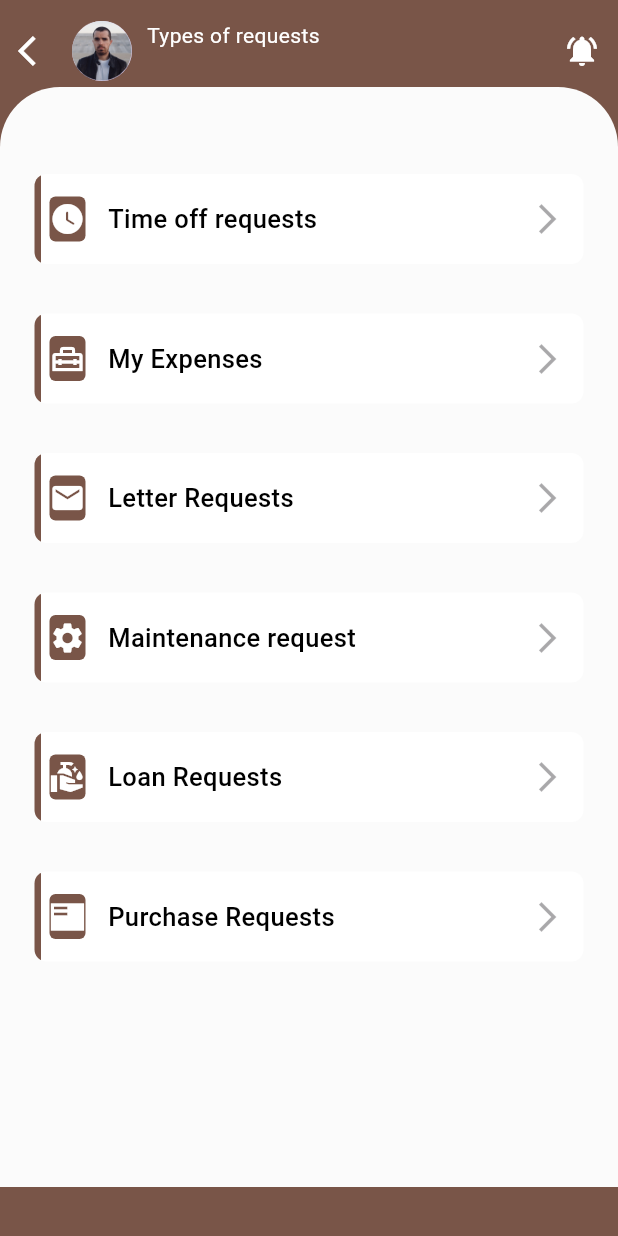
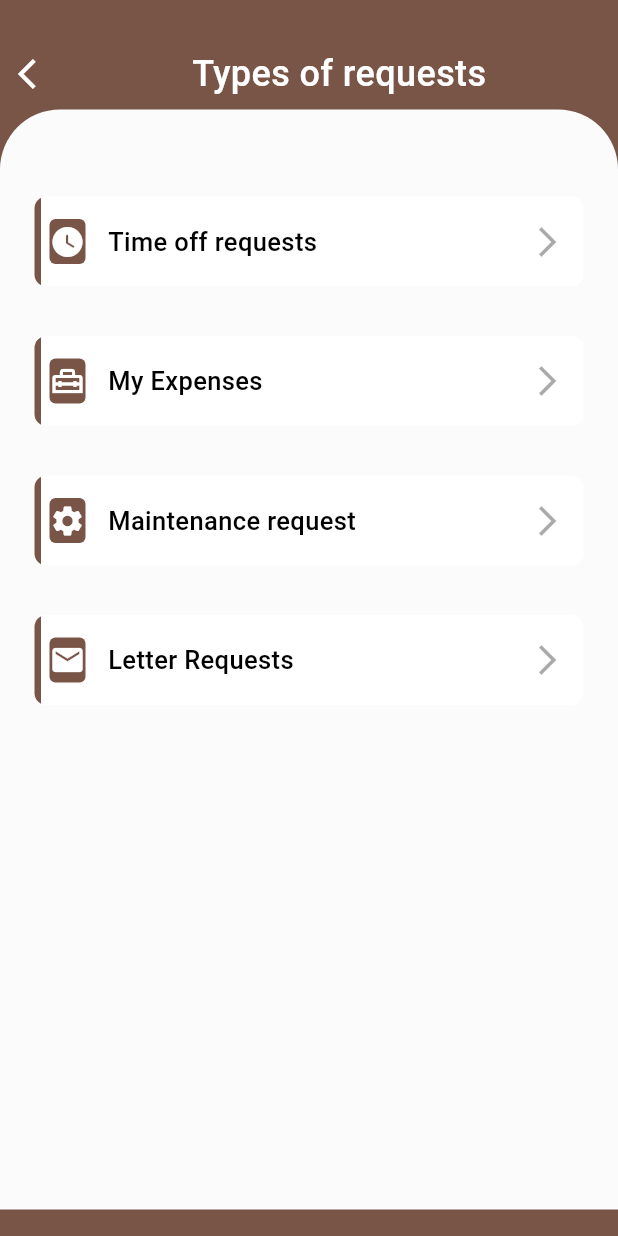
Before and after one commit to mahmoudrabie97/self_service_app, a Flutter app: the TypesOfRequestsPage screen opened directly, on a phone screen of 412 x 824 dp. Run offline on Flutter 3.47's test engine with Material 3 defaults, Android fonts, the phone set to English and light mode, and no system bars; our stand-ins replace bloc, date_picker_timeline, flutter_bloc, shared_preferences; accounts and stored records are empty; network calls fail.

Commit message:
Revert "edit types of requests"

```diff
--- a/lib/pages/employees/employees.dart
+++ b/lib/pages/employees/employees.dart
@@ -25,7 +25,7 @@ class CustomEmployeesBody extends StatelessWidget {
   Widget build(BuildContext context) {
     return ListView(
       children: [
-        CustomPersonalApbar(
+        CustomHomeApbar(
           title: '',
           subTitle: '',
         ),
--- a/lib/pages/home/widgets/homepagebody.dart
+++ b/lib/pages/home/widgets/homepagebody.dart
@@ -26,7 +26,7 @@ class _HomePageBodyState extends State<HomePageBody> {
     return SafeArea(
       child: Column(
         children: [
-           CustomPersonalApbar(
+           CustomHomeApbar(
             title: 'Mohamed Ahmed',
             subTitle: 'Accountant',
             icon: Icons.notifications_active,
--- a/lib/pages/profile_page/widgets/profile_body.dart
+++ b/lib/pages/profile_page/widgets/profile_body.dart
@@ -14,7 +14,7 @@ class ProfileBody extends StatelessWidget {
     return SafeArea(
       child: Column(
         children: [
-            CustomPersonalApbar(title: 'Mohammmed Ahmed', subTitle: 'Accountant', icon: Icons.notifications_active,
+            CustomHomeApbar(title: 'Mohammmed Ahmed', subTitle: 'Accountant', icon: Icons.notifications_active,
                ),
           Expanded(
             child: Padding(
--- a/lib/pages/types_of_request/widgets/custom_types_requests_main_container.dart
+++ b/lib/pages/types_of_request/widgets/custom_types_requests_main_container.dart
@@ -40,14 +40,6 @@ class CustomTypesRequestMainContainer extends StatelessWidget {
               height: 17,
             ),
             CustomIetmContainer(
-              icon: Icons.email,
-              text: 'Letter Requests',
-            ),
-
-            SizedBox(
-              height: 17,
-            ),
-            CustomIetmContainer(
               icon: Icons.settings,
               text: 'Maintenance request',
             ),
@@ -55,15 +47,8 @@ class CustomTypesRequestMainContainer extends StatelessWidget {
               height: 17,
             ),
             CustomIetmContainer(
-              icon: Icons.clean_hands_sharp,
-              text: 'Loan Requests',
-            ),
-            SizedBox(
-              height: 17,
-            ),
-            CustomIetmContainer(
-              icon: Icons.featured_play_list_sharp,
-              text: 'Purchase Requests',
+              icon: Icons.email,
+              text: 'Letter Requests',
             ),
           ],
         ),
--- a/lib/pages/types_of_request/widgets/types_of_requests_body.dart
+++ b/lib/pages/types_of_request/widgets/types_of_requests_body.dart
@@ -1,7 +1,6 @@
 import 'package:flutter/material.dart';
 
 import '../../../utlities/widgets/custom_appbar.dart';
-import '../../../utlities/widgets/custom_personal_apbar.dart';
 import 'custom_types_requests_main_container.dart';
 
 
@@ -11,12 +10,9 @@ class CustomTypesOfRequestBody extends StatelessWidget {
   @override
   Widget build(BuildContext context) {
     return ListView(
-      children:   [
-        Padding(
-          padding: const EdgeInsets.only(top: 10.0),
-          child: CustomPersonalApbar(  title: 'Types of requests', subTitle: '',),
-        ),
-        const CustomTypesRequestMainContainer(),
+      children:  [
+        CustomAppbarMain(text: 'Types of requests', icon: Icons.arrow_back_ios,),
+        CustomTypesRequestMainContainer(),
       ],
     );
   }
--- a/lib/utlities/widgets/custom_personal_apbar.dart
+++ b/lib/utlities/widgets/custom_personal_apbar.dart
@@ -1,8 +1,8 @@
 import 'package:flutter/material.dart';
 import 'package:self_service_app/utlities/app_assets.dart';
 
-class CustomPersonalApbar extends StatelessWidget {
-   CustomPersonalApbar({
+class CustomHomeApbar extends StatelessWidget {
+   CustomHomeApbar({
     super.key,
     required this.title,
     required this.subTitle,
```
Also changed, not shown: lib/pages/employees/widgets/empolyees_custom_drop_down_button.dart (+3 -9 lines).
